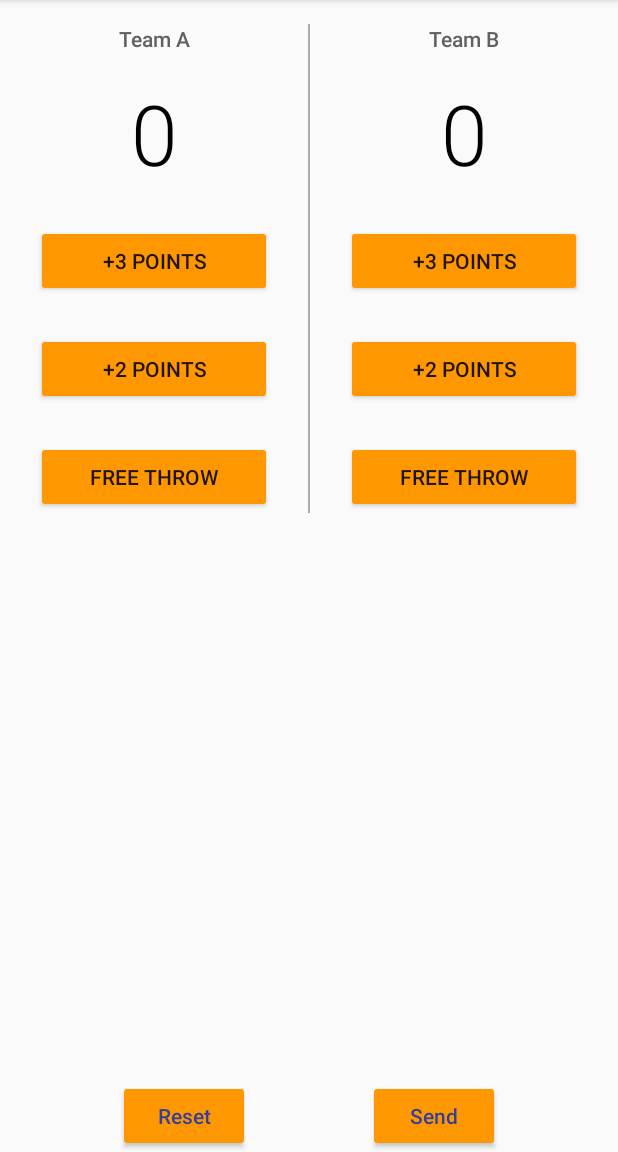
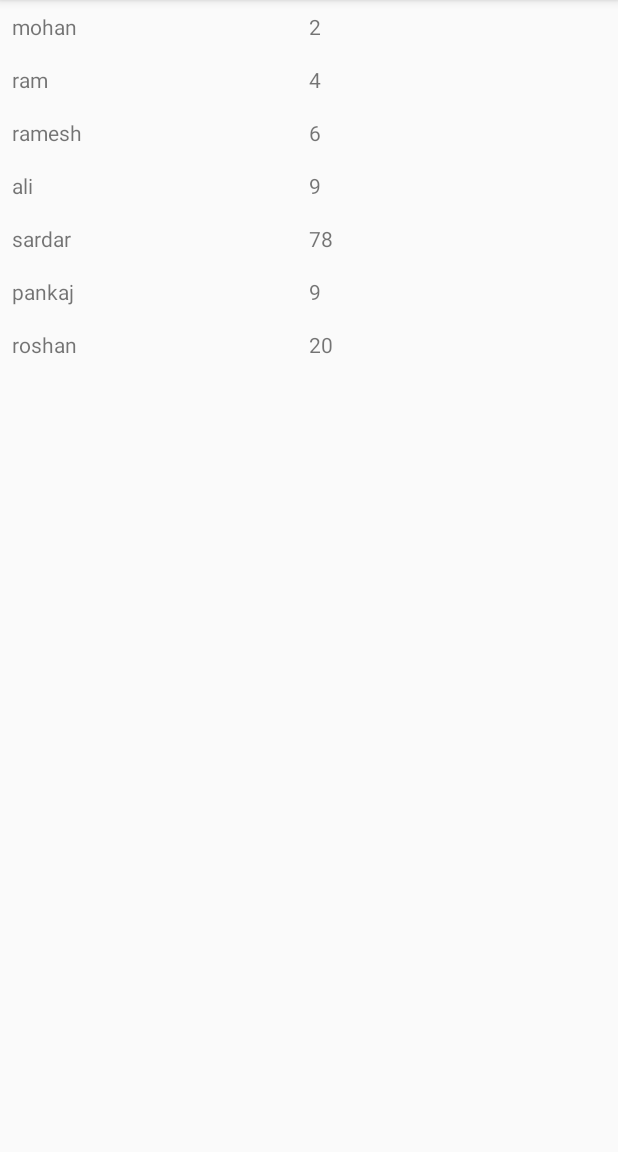
Before and after one commit to codewithvikas/Exploring-Android, an Android app: the screen it shows after launch (ScoreBoardActivity before the commit, DynamicTableActivity after it), after a tap on "OPEN SCOREBOARD", on a phone screen of 412 x 824 dp, the part 84-1236 px from its top. Run offline under Robolectric (Android 15) with nearby library versions, the phone set to English and light mode, and no system bars.

Commit message:
Sending ArrayList to another Activity and display them

```diff
--- a/app/src/main/AndroidManifest.xml
+++ b/app/src/main/AndroidManifest.xml
@@ -9,6 +9,7 @@
         android:roundIcon="@mipmap/ic_launcher_round"
         android:supportsRtl="true"
         android:theme="@style/AppTheme">
+        <activity android:name=".DynamicTableActivity"></activity>
         <activity
             android:name=".TeamDetailActivity"
             android:label="@string/activity_team_detail"
@@ -23,7 +24,6 @@
 
                 <category android:name="android.intent.category.LAUNCHER" />
             </intent-filter>
-
         </activity>
         <activity android:name=".ScoreBoardActivity">
             <intent-filter>
--- /dev/null
+++ b/app/src/main/java/com/example/android/courtcounter/DynamicTableActivity.java
@@ -0,0 +1,29 @@
+package com.example.android.courtcounter;
+
+import android.os.Bundle;
+import android.os.PersistableBundle;
+import android.support.annotation.Nullable;
+import android.support.v7.app.AppCompatActivity;
+import android.support.v7.widget.LinearLayoutManager;
+import android.support.v7.widget.RecyclerView;
+import android.util.Log;
+import android.widget.Toast;
+
+import java.util.ArrayList;
+
+public class DynamicTableActivity extends AppCompatActivity {
+
+    @Override
+    public void onCreate(@Nullable Bundle savedInstanceState) {
+        super.onCreate(savedInstanceState);
+        setContentView(R.layout.activity_dynamic_table);
+        ArrayList<UserInput> userInputs = getIntent().getParcelableArrayListExtra("userInputs");
+
+        Log.i(DynamicTableActivity.class.getSimpleName(),userInputs.toString());
+
+        RecyclerView dynamicTable = findViewById(R.id.dynamic_table_view);
+
+        dynamicTable.setLayoutManager(new LinearLayoutManager(this));
+        dynamicTable.setAdapter(new MyTableAdapter(userInputs));
+    }
+}
--- /dev/null
+++ b/app/src/main/java/com/example/android/courtcounter/MyTableAdapter.java
@@ -0,0 +1,54 @@
+package com.example.android.courtcounter;
+
+import android.support.annotation.NonNull;
+import android.support.v7.widget.RecyclerView;
+import android.util.Log;
+import android.view.LayoutInflater;
+import android.view.View;
+import android.view.ViewGroup;
+import android.widget.LinearLayout;
+import android.widget.TextView;
+
+import java.util.ArrayList;
+
+public class MyTableAdapter extends RecyclerView.Adapter<MyTableAdapter.MyViewHolder> {
+
+    ArrayList<UserInput> userInputs;
+    MyTableAdapter(ArrayList<UserInput> userInputs){
+        this.userInputs = userInputs;
+    }
+    @NonNull
+    @Override
+    public MyViewHolder onCreateViewHolder(@NonNull ViewGroup parent, int viewType) {
+
+        View itemViews = LayoutInflater.from(parent.getContext()).inflate(R.layout.table_item_view,parent,false);
+        return new MyViewHolder(itemViews);
+    }
+
+    @Override
+    public void onBindViewHolder(@NonNull MyViewHolder myViewHolder, int position) {
+
+
+        myViewHolder.cell1.setText(userInputs.get(position).getName());
+        myViewHolder.cell2.setText(""+userInputs.get(position).getRoll_no());
+
+    }
+
+    @Override
+    public int getItemCount() {
+        Log.i(MyTableAdapter.class.getSimpleName(),"Size:"+userInputs.size());
+        return userInputs.size();
+    }
+
+    static class MyViewHolder extends RecyclerView.ViewHolder{
+
+        TextView cell1,cell2;
+        public MyViewHolder(@NonNull View itemView) {
+            super(itemView);
+            cell1 = itemView.findViewById(R.id.cell1);
+            cell2 = itemView.findViewById(R.id.cell2);
+
+        }
+    }
+
+}
--- a/app/src/main/java/com/example/android/courtcounter/ScoreBoardActivity.java
+++ b/app/src/main/java/com/example/android/courtcounter/ScoreBoardActivity.java
@@ -7,6 +7,9 @@ import android.support.v7.app.AppCompatActivity;
 import android.os.Bundle;
 import android.view.View;
 import android.widget.TextView;
+import android.widget.Toast;
+
+import java.util.ArrayList;
 
 public class ScoreBoardActivity extends AppCompatActivity {
     int scoreTeamA = 0,scoreTeamB = 0;
--- a/app/src/main/java/com/example/android/courtcounter/TeamDetailActivity.java
+++ b/app/src/main/java/com/example/android/courtcounter/TeamDetailActivity.java
@@ -9,9 +9,12 @@ import android.support.v7.widget.Toolbar;
 import android.view.View;
 import android.widget.TextView;
 
+import java.util.ArrayList;
+
 public class TeamDetailActivity extends AppCompatActivity {
 
     TextView teamA,teamB;
+    ArrayList<UserInput> userInputs;
     @Override
     protected void onCreate(Bundle savedInstanceState) {
         super.onCreate(savedInstanceState);
@@ -19,12 +22,27 @@ public class TeamDetailActivity extends AppCompatActivity {
         teamA = findViewById(R.id.teamA_tv);
         teamB = findViewById(R.id.teamB_tv);
 
+        userInputs = new ArrayList<>();
         updateTeamDetail();
+        updateUserInput();
+
 
     }
 
+    private void updateUserInput() {
+        userInputs.add(new UserInput("mohan",2));
+        userInputs.add(new UserInput("ram",4));
+        userInputs.add(new UserInput("ramesh",6));
+        userInputs.add(new UserInput("ali",9));
+        userInputs.add(new UserInput("sardar",78));
+        userInputs.add(new UserInput("pankaj",9));
+        userInputs.add(new UserInput("roshan",20));
+    }
+
     public void openScoreBoard(View view) {
-        Intent intent = new Intent(this,ScoreBoardActivity.class);
+        Intent intent = new Intent(this,DynamicTableActivity.class);
+
+        intent.putParcelableArrayListExtra("userInputs",userInputs);
         startActivity(intent);
     }
 
--- /dev/null
+++ b/app/src/main/res/layout/activity_dynamic_table.xml
@@ -0,0 +1,8 @@
+<?xml version="1.0" encoding="utf-8"?>
+<android.support.v7.widget.RecyclerView xmlns:android="http://schemas.android.com/apk/res/android"
+    xmlns:app="http://schemas.android.com/apk/res-auto"
+    xmlns:tools="http://schemas.android.com/tools"
+    tools:context=".DynamicTableActivity"
+    android:id="@+id/dynamic_table_view"
+    android:layout_width="match_parent"
+    android:layout_height="match_parent" />
--- /dev/null
+++ b/app/src/main/res/layout/table_item_view.xml
@@ -0,0 +1,17 @@
+<?xml version="1.0" encoding="utf-8"?>
+<LinearLayout xmlns:android="http://schemas.android.com/apk/res/android"
+    android:orientation="horizontal" android:layout_width="match_parent"
+    android:layout_height="wrap_content"
+    android:padding="8dp">
+    <TextView
+        android:id="@+id/cell1"
+        android:layout_width="0dp"
+        android:layout_weight="1"
+        android:layout_height="wrap_content"/>
+    <TextView
+        android:id="@+id/cell2"
+        android:layout_width="0dp"
+        android:layout_weight="1"
+        android:layout_height="wrap_content"/>
+
+</LinearLayout>
--- a/build.gradle
+++ b/build.gradle
@@ -1,12 +1,14 @@
 // Top-level build file where you can add configuration options common to all sub-projects/modules.
 
 buildscript {
+    ext.kotlin_version = '1.3.50'
     repositories {
         jcenter()
         google()
     }
     dependencies {
         classpath 'com.android.tools.build:gradle:3.5.1'
+        classpath "org.jetbrains.kotlin:kotlin-gradle-plugin:$kotlin_version"
 
         // NOTE: Do not place your application dependencies here; they belong
         // in the individual module build.gradle files
```
Also changed, not shown: app/build.gradle (+9 -4 lines), app/src/main/java/com/example/android/courtcounter/UserInput.kt (added, +30 -0 lines), 1 other file.
